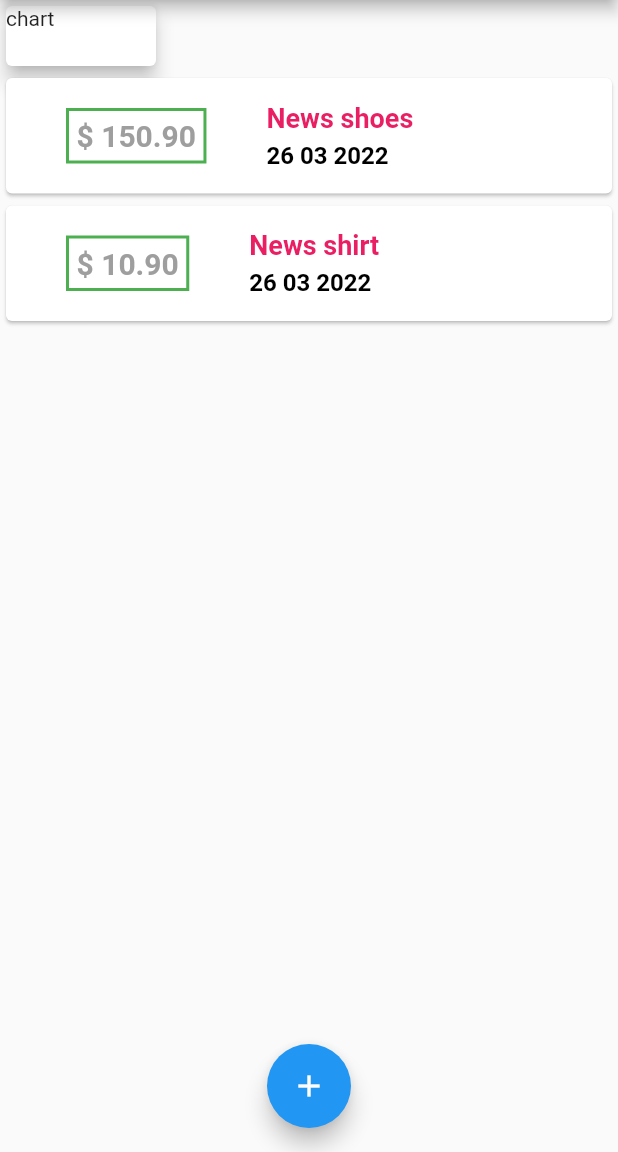
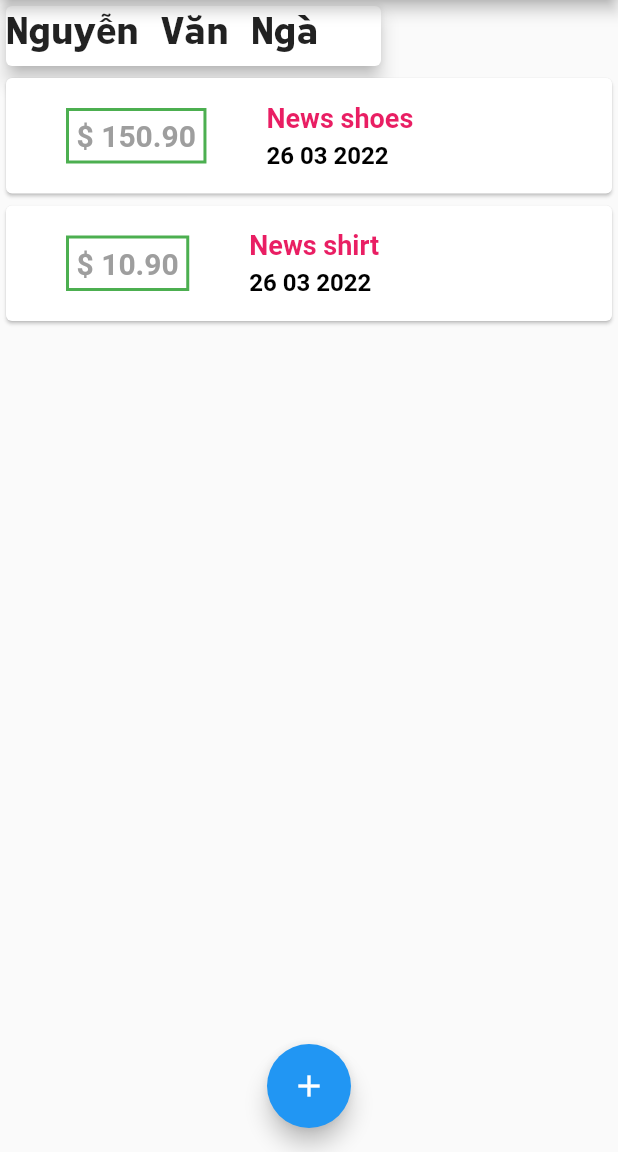
Before and after one commit to nga-kezzy/Flutter, a Flutter app: the screen it shows after launch, on a phone screen of 412 x 824 dp, the part 84-1236 px from its top. Run offline on Flutter 3.47's test engine with Material 2 defaults, Android fonts, the phone set to English and light mode, and no system bars; our stand-ins replace sqflite; accounts and stored records are empty.

Commit message:
Bài 28 tùy chỉnh font chữ

```diff
--- a/work_project/lib/main.dart
+++ b/work_project/lib/main.dart
@@ -80,7 +80,7 @@ class _MyHomePageState extends State<MyHomePage> {
   Widget build(BuildContext context) {
     return Scaffold(
       appBar: AppBar(
-        title: Text('Personal Expenses'),
+        title: new Text('Personal Expenses'),
       ),
       body: SingleChildScrollView(
         child: Column(
@@ -90,9 +90,13 @@ class _MyHomePageState extends State<MyHomePage> {
             Card(
               elevation: 5,
               child: Container(
-                width: 100,
+                width: 250,
                 height: 40,
-                child: Text('chart'),
+                child: Text('Nguyễn Văn Ngà',
+                    style: TextStyle(
+                        fontFamily: 'Red_Hat_Mono',
+                        fontSize: 25,
+                        fontWeight: FontWeight.bold)),
               ),
             ),
             TransactionList(_useTransactions),
```
Also changed, not shown: work_project/pubspec.yaml (+6 -6 lines), work_project/assets/fonts/RedHatMono-Italic-VariableFont_wght.ttf (added), work_project/assets/fonts/RedHatMono-VariableFont_wght.ttf (added).
